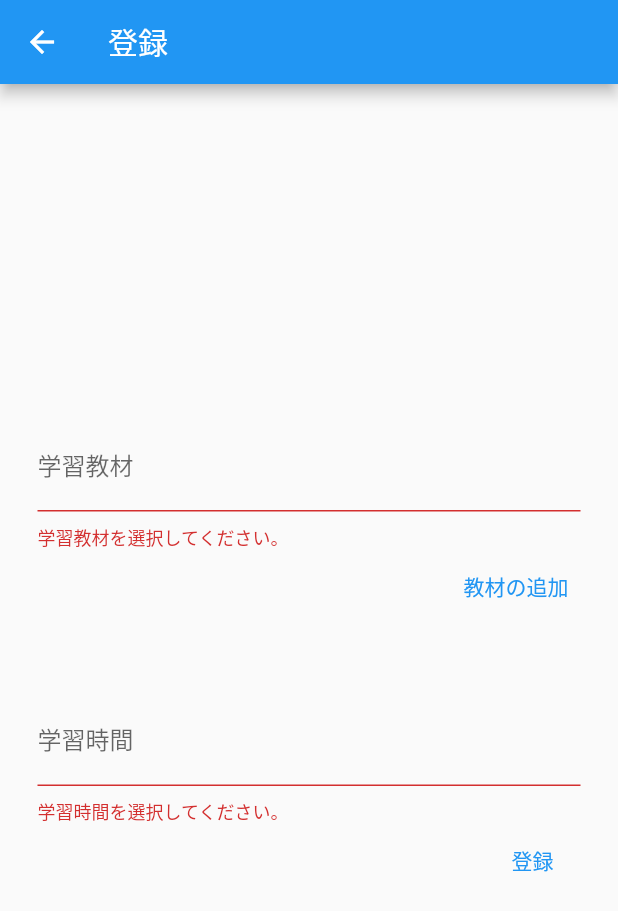
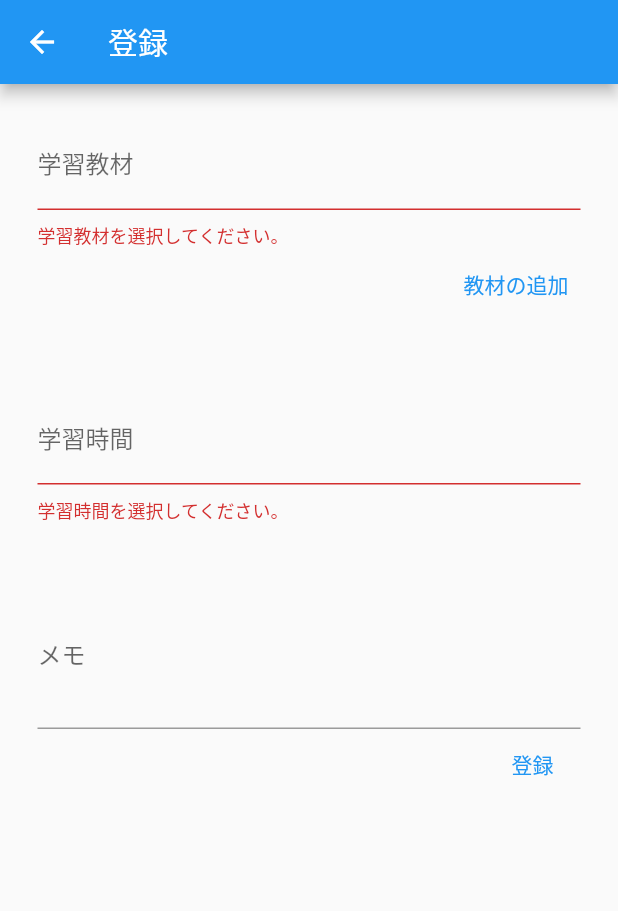
Before and after one commit to trm11tkr/learning-management-app, a Flutter app: the EditRecordPage screen opened directly, after a tap on "登録", on a phone screen of 412 x 824 dp. Shown: the top 911 px of the screen. Run offline on Flutter 3.47's test engine with Material 2 defaults, Android fonts, the phone set to English and light mode, and no system bars; our stand-ins replace flutter_hooks, freezed_annotation, hooks_riverpod.

Commit message:
Recordのdescriptionを修正可能に

```diff
--- a/lib/presentation/pages/edit_record_page.dart
+++ b/lib/presentation/pages/edit_record_page.dart
@@ -8,6 +8,10 @@ import '../../provider/record_provider.dart';
 import '../../model/entities/record.dart';
 import '../../provider/material_provider.dart';
 import '../pages/edit_material_page.dart';
+
+
+
+final _key = GlobalKey<FormState>();
 
 class EditRecordPage extends HookConsumerWidget {
   const EditRecordPage({Key? key, this.record}) : super(key: key);
@@ -20,7 +24,7 @@ class EditRecordPage extends HookConsumerWidget {
     final materialData = ref.watch(materialProvider);
     final timerController = useTextEditingController();
     final materialController = useTextEditingController();
-    final form = GlobalKey<FormState>();
+    final descriptionController = useTextEditingController();
 
     useEffect(() {
       if (record != null) {
@@ -29,6 +33,7 @@ class EditRecordPage extends HookConsumerWidget {
             .getById(record!.materialId)
             .title;
         timerController.text = record!.learningTime.toString();
+        descriptionController.text = record!.description.toString();
       }
     }, const []);
 
@@ -79,11 +84,11 @@ class EditRecordPage extends HookConsumerWidget {
     return Scaffold(
       appBar:
           AppBar(title: record == null ? const Text('登録') : const Text('編集')),
-      body: Center(
-        child: Padding(
-          padding: const EdgeInsets.all(25.0),
-          child: Form(
-            key: form,
+      body: Padding(
+        padding: const EdgeInsets.all(25.0),
+        child: Form(
+          key: _key,
+          child: SingleChildScrollView(
             child: Column(
               mainAxisAlignment: MainAxisAlignment.center,
               crossAxisAlignment: CrossAxisAlignment.end,
@@ -93,9 +98,8 @@ class EditRecordPage extends HookConsumerWidget {
                   controller: materialController,
                   decoration: const InputDecoration(label: Text('学習教材')),
                   onTap: () {
-                    // キーボードが出ないようにする
+                    //     // キーボードが出ないようにする
                     FocusScope.of(context).requestFocus(FocusNode());
-
                     showPicker(
                       controller: materialController,
                       pickerItems: materialData
@@ -156,11 +160,21 @@ class EditRecordPage extends HookConsumerWidget {
                     return null;
                   },
                 ),
+                const SizedBox(
+                  height: 40,
+                ),
+                TextFormField(
+                  controller: descriptionController,
+                  maxLines: 3,
+                  decoration: const InputDecoration(
+                      label: Text('メモ'), hintText: '過去問を3週した。'),
+                ),
                 TextButton(
                   onPressed: () {
-                    if (form.currentState?.validate() != true) {
+                    if (_key.currentState?.validate() != true) {
                       return;
                     }
+                    _key.currentState?.save();
                     if (record != null) {
                       ref.watch(recordProvider.notifier).edit(
                             recordId: record!.id,
@@ -170,6 +184,7 @@ class EditRecordPage extends HookConsumerWidget {
                             learningTime: int.parse(
                               timerController.text.replaceFirst("分", ""),
                             ),
+                            description: descriptionController.text,
                           );
                     } else {
                       ref.watch(recordProvider.notifier).add(
@@ -179,6 +194,7 @@ class EditRecordPage extends HookConsumerWidget {
                             learningTime: int.parse(
                               timerController.text.replaceFirst("分", ""),
                             ),
+                            description: descriptionController.text,
                           );
                     }
                     Navigator.of(context).pop();
```
